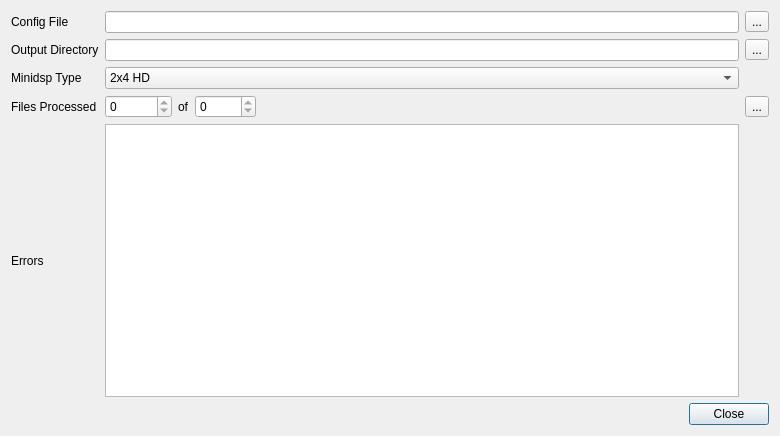
This is src/main/python/ui/minidsp.ui in 3ll3d00d/beqdesigner as Qt 5 draws it before an edit. The edited form follows.
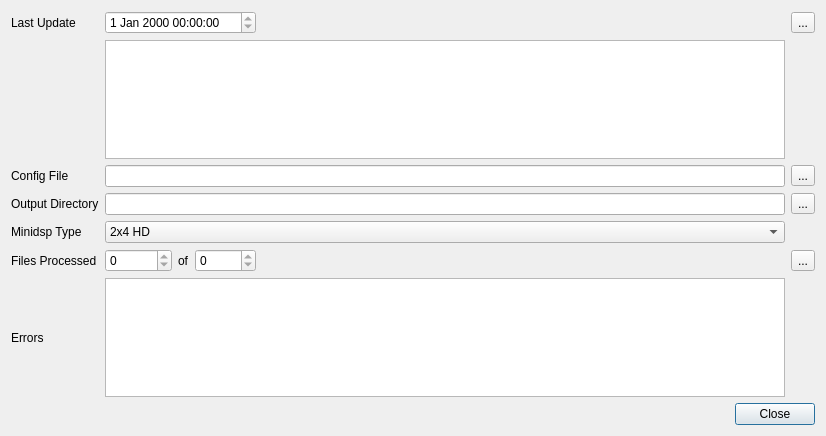
This is the edited form.

Commit message: add ability to update local copy of minidsp files to dialog

```diff
--- a/src/main/python/ui/minidsp.ui
+++ b/src/main/python/ui/minidsp.ui
@@ -6,7 +6,7 @@
    <rect>
     <x>0</x>
     <y>0</y>
-    <width>780</width>
+    <width>826</width>
     <height>436</height>
    </rect>
   </property>
@@ -25,29 +25,18 @@
     </widget>
    </item>
    <item row="0" column="0">
-    <layout class="QGridLayout" name="innerLayout" columnstretch="0,0,0,0,1,0">
-     <item row="0" column="0">
-      <widget class="QLabel" name="configFileLabel">
-       <property name="text">
-        <string>Config File</string>
+    <layout class="QGridLayout" name="innerLayout" columnstretch="0,0,0,0,0,0">
+     <item row="5" column="3">
+      <widget class="QSpinBox" name="totalFiles">
+       <property name="readOnly">
+        <bool>true</bool>
        </property>
-      </widget>
-     </item>
-     <item row="1" column="0">
-      <widget class="QLabel" name="outputDirectoryLabel">
-       <property name="text">
-        <string>Output Directory</string>
+       <property name="maximum">
+        <number>10000</number>
        </property>
       </widget>
      </item>
-     <item row="2" column="0">
-      <widget class="QLabel" name="minidspTypeLabel">
-       <property name="text">
-        <string>Minidsp Type</string>
-       </property>
-      </widget>
-     </item>
-     <item row="3" column="1">
+     <item row="5" column="1">
       <widget class="QSpinBox" name="filesProcessed">
        <property name="readOnly">
         <bool>true</bool>
@@ -57,59 +46,115 @@
        </property>
       </widget>
      </item>
-     <item row="3" column="2">
-      <widget class="QLabel" name="label">
-       <property name="text">
-        <string>of</string>
-       </property>
-      </widget>
-     </item>
-     <item row="3" column="5">
+     <item row="5" column="5">
       <widget class="QToolButton" name="processFiles">
        <property name="text">
         <string>...</string>
        </property>
       </widget>
      </item>
-     <item row="0" column="5">
+     <item row="6" column="1" colspan="4">
+      <widget class="QListWidget" name="errors"/>
+     </item>
+     <item row="2" column="1" colspan="4">
+      <widget class="QLineEdit" name="configFile">
+       <property name="readOnly">
+        <bool>true</bool>
+       </property>
+      </widget>
+     </item>
+     <item row="4" column="1" colspan="4">
+      <widget class="QComboBox" name="minidspType">
+       <item>
+        <property name="text">
+         <string>2x4 HD</string>
+        </property>
+       </item>
+       <item>
+        <property name="text">
+         <string>2x4</string>
+        </property>
+       </item>
+      </widget>
+     </item>
+     <item row="2" column="0">
+      <widget class="QLabel" name="configFileLabel">
+       <property name="text">
+        <string>Config File</string>
+       </property>
+      </widget>
+     </item>
+     <item row="2" column="5">
       <widget class="QToolButton" name="configFilePicker">
        <property name="text">
         <string>...</string>
        </property>
       </widget>
      </item>
-     <item row="3" column="3">
-      <widget class="QSpinBox" name="totalFiles">
-       <property name="readOnly">
-        <bool>true</bool>
-       </property>
-       <property name="maximum">
-        <number>10000</number>
-       </property>
-      </widget>
-     </item>
      <item row="3" column="0">
+      <widget class="QLabel" name="outputDirectoryLabel">
+       <property name="text">
+        <string>Output Directory</string>
+       </property>
+      </widget>
+     </item>
+     <item row="3" column="5">
+      <widget class="QToolButton" name="outputDirectoryPicker">
+       <property name="text">
+        <string>...</string>
+       </property>
+      </widget>
+     </item>
+     <item row="3" column="1" colspan="4">
+      <widget class="QLineEdit" name="outputDirectory">
+       <property name="readOnly">
+        <bool>true</bool>
+       </property>
+      </widget>
+     </item>
+     <item row="0" column="0">
+      <widget class="QLabel" name="lastUpdateLabel">
+       <property name="text">
+        <string>Last Update</string>
+       </property>
+      </widget>
+     </item>
+     <item row="5" column="2">
+      <widget class="QLabel" name="ofLabel">
+       <property name="text">
+        <string>of</string>
+       </property>
+      </widget>
+     </item>
+     <item row="6" column="0">
+      <widget class="QLabel" name="errorsLabel">
+       <property name="text">
+        <string>Errors</string>
+       </property>
+      </widget>
+     </item>
+     <item row="5" column="0">
       <widget class="QLabel" name="filesProcessedLabel">
        <property name="text">
         <string>Files Processed</string>
        </property>
       </widget>
      </item>
+     <item row="0" column="1" colspan="3">
+      <widget class="QDateTimeEdit" name="lastCommitDate">
+       <property name="readOnly">
+        <bool>true</bool>
+       </property>
+      </widget>
+     </item>
      <item row="4" column="0">
-      <widget class="QLabel" name="errorsLabel">
+      <widget class="QLabel" name="minidspTypeLabel">
        <property name="text">
-        <string>Errors</string>
+        <string>Minidsp Type</string>
        </property>
       </widget>
      </item>
-     <item row="1" column="5">
-      <widget class="QToolButton" name="outputDirectoryPicker">
-       <property name="text">
-        <string>...</string>
-       </property>
-      </widget>
-     </item>
-     <item row="3" column="4">
+     <item row="5" column="4">
       <spacer name="horizontalSpacer">
        <property name="orientation">
         <enum>Qt::Horizontal</enum>
@@ -122,36 +167,22 @@
        </property>
       </spacer>
      </item>
-     <item row="2" column="1" colspan="4">
-      <widget class="QComboBox" name="minidspType">
-       <item>
-        <property name="text">
-         <string>2x4 HD</string>
-        </property>
-       </item>
-       <item>
-        <property name="text">
-         <string>2x4</string>
-        </property>
-       </item>
+     <item row="0" column="4">
+      <widget class="QLabel" name="infoLabel">
+       <property name="text">
+        <string/>
+       </property>
+      </widget>
+     </item>
+     <item row="0" column="5">
+      <widget class="QToolButton" name="refreshGitRepo">
+       <property name="text">
+        <string>...</string>
+       </property>
       </widget>
      </item>
      <item row="1" column="1" colspan="4">
-      <widget class="QLineEdit" name="outputDirectory">
-       <property name="readOnly">
-        <bool>true</bool>
-       </property>
-      </widget>
-     </item>
-     <item row="0" column="1" colspan="4">
-      <widget class="QLineEdit" name="configFile">
-       <property name="readOnly">
-        <bool>true</bool>
-       </property>
-      </widget>
-     </item>
-     <item row="4" column="1" colspan="4">
-      <widget class="QListWidget" name="errors"/>
+      <widget class="QPlainTextEdit" name="lastCommitMessage"/>
      </item>
     </layout>
    </item>
```
Left out of the diff: 37 changed lines with no effect on the pictures. The commit also changes 3 other files.
